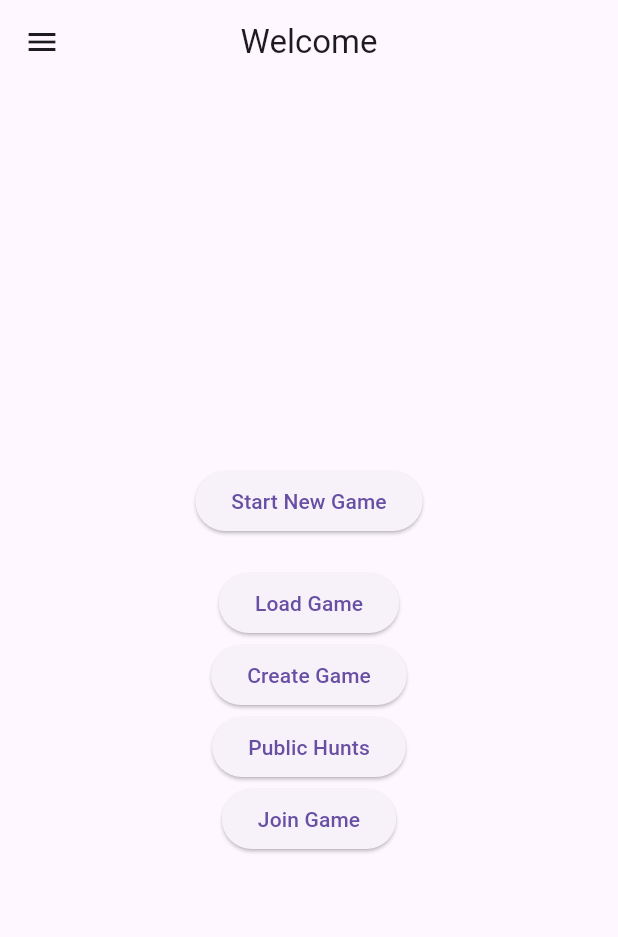
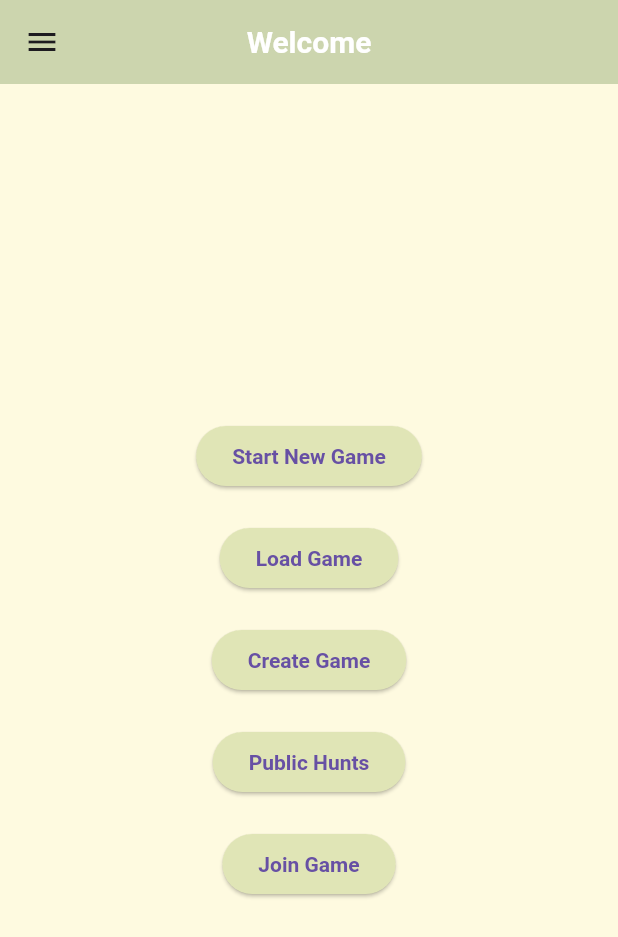
Before and after one commit to Sumanth1997/GemAI_Dev, a Flutter app: the screen it shows once a user with an empty profile is signed in, on a phone screen of 412 x 824 dp. Shown: the top 937 px of the screen. Run offline on Flutter 3.47's test engine with Material 3 defaults, Android fonts, the phone set to English and light mode, and no system bars; our stand-ins replace card_swiper, cloud_firestore, confetti, firebase_auth, firebase_core, firebase_storage and 11 more; missing offline and left inert: firebase_ui_auth, firebase_ui_oauth_google, maps_launcher; accounts and stored records are empty; generated files the repository leaves out were written again.

Commit message:
Color theme feature

```diff
--- a/scavhunt/lib/Pages/difficulty_level.dart
+++ b/scavhunt/lib/Pages/difficulty_level.dart
@@ -36,7 +36,6 @@ class DifficultyLevel extends StatelessWidget {
           style: TextStyle(color: Colors.white),
         ),
         automaticallyImplyLeading: false,
-        backgroundColor: Colors.black,
         centerTitle: true,
         leading: Builder(
           builder: (context) {
--- a/scavhunt/lib/Pages/drawer.dart
+++ b/scavhunt/lib/Pages/drawer.dart
@@ -10,6 +10,7 @@ import 'package:namer_app/Pages/auth_gate.dart';
 import 'package:namer_app/Pages/grid_list.dart';
 import 'package:namer_app/Pages/main.dart';
 import 'package:namer_app/Pages/scoreboard.dart';
+import 'package:namer_app/Pages/theme.dart';
 import 'package:namer_app/Pages/tracker.dart';
 import 'package:cloud_firestore/cloud_firestore.dart';
 import 'package:shared_preferences/shared_preferences.dart';
@@ -154,12 +155,13 @@ class _AppDrawerState extends State<AppDrawer> {
         user?.email ?? 'No email'; // Get email or default to 'No email'
 
     return Drawer(
+      backgroundColor: Theme.of(context).scaffoldBackgroundColor,
       child: ListView(
         padding: EdgeInsets.zero,
         children: [
           UserAccountsDrawerHeader(
             decoration: BoxDecoration(
-              color: _isDarkMode ? Colors.grey[900] : Colors.blue,
+              color: Theme.of(context).appBarTheme.backgroundColor,
             ),
             accountName: Padding(
               padding:
@@ -215,9 +217,6 @@ class _AppDrawerState extends State<AppDrawer> {
           ListTile(
             title: Text(
               AppLocalizations.of(context)?.heatMap ?? 'Heat Map',
-              style: TextStyle(
-                color: _isDarkMode ? Colors.white : Colors.black,
-              ),
             ),
             onTap: () {
               Navigator.push(
@@ -229,9 +228,6 @@ class _AppDrawerState extends State<AppDrawer> {
           ListTile(
             title: Text(
               AppLocalizations.of(context)?.scoreboard ?? 'Scoreboard',
-              style: TextStyle(
-                color: _isDarkMode ? Colors.white : Colors.black,
-              ),
             ),
             onTap: () {
               Navigator.push(
@@ -242,10 +238,7 @@ class _AppDrawerState extends State<AppDrawer> {
           ),
           ListTile(
             title: Text(
-              AppLocalizations.of(context)?.friends ?? 'Scoreboard',
-              style: TextStyle(
-                color: _isDarkMode ? Colors.white : Colors.black,
-              ),
+              AppLocalizations.of(context)?.friends ?? 'Friends',
             ),
             onTap: () {
               Navigator.push(
@@ -332,15 +325,3 @@ class _AppDrawerState extends State<AppDrawer> {
     );
   }
 }
-
-// Create a ThemeProvider class to manage the theme
-class ThemeProvider extends ChangeNotifier {
-  bool _isDarkMode = false;
-
-  bool get isDarkMode => _isDarkMode;
-
-  void toggleTheme() {
-    _isDarkMode = !_isDarkMode;
-    notifyListeners();
-  }
-}
--- a/scavhunt/lib/Pages/main.dart
+++ b/scavhunt/lib/Pages/main.dart
@@ -2,8 +2,7 @@ import 'package:firebase_core/firebase_core.dart';
 import 'package:flutter/material.dart';
 import 'package:flutter_localizations/flutter_localizations.dart';
 import 'package:namer_app/Pages/auth_gate.dart';
-import 'package:namer_app/Pages/drawer.dart';
-
+import 'package:namer_app/Pages/theme.dart';
 import 'package:namer_app/firebase_options.dart';
 import 'package:namer_app/l10n/l10n.dart';
 import 'package:shared_preferences/shared_preferences.dart';
@@ -28,13 +27,11 @@ void main() async {
   runApp(
     MultiProvider(
       providers: [
-        ChangeNotifierProvider.value(
-          value: localeProvider,
-          child: MyApp(),
+        ChangeNotifierProvider(
+          create: (context) => localeProvider, // Provide LocaleProvider
         ),
         ChangeNotifierProvider(
-          create: (context) => ThemeProvider(),
-          child: MyApp(),
+          create: (context) => ThemeProvider(), // Provide ThemeProvider
         ),
       ],
       child: MyApp(),
@@ -51,9 +48,7 @@ class MyApp extends StatelessWidget {
       builder: (context, localeProvider, child) {
         return MaterialApp(
           title: 'Namer App',
-          theme: Provider.of<ThemeProvider>(context).isDarkMode
-              ? ThemeData.dark() // Use dark theme if dark mode is enabled
-              : ThemeData.light(),
+          theme: Provider.of<ThemeProvider>(context).currentTheme,
           // home: MyHomePage(),
           supportedLocales: L10n.all,
           localizationsDelegates: [
--- a/scavhunt/lib/Pages/new_game.dart
+++ b/scavhunt/lib/Pages/new_game.dart
@@ -23,7 +23,6 @@ class NewGame extends StatefulWidget {
 }
 
 class _NewGameState extends State<NewGame> {
-
   @override
   void initState() {
     super.initState();
@@ -49,6 +48,7 @@ class _NewGameState extends State<NewGame> {
   @override
   Widget build(BuildContext context) {
     // final localizations = AppLocalizations.of(context);
+
     return Scaffold(
       appBar: AppBar(
         title: Text(AppLocalizations.of(context)?.welcome ?? 'Welcome'),
@@ -65,7 +65,8 @@ class _NewGameState extends State<NewGame> {
                 showDialog(
                   context: context,
                   builder: (context) => AlertDialog(
-                    title: Text(AppLocalizations.of(context)?.selectCategory ?? 'Select Category'),
+                    title: Text(AppLocalizations.of(context)?.selectCategory ??
+                        'Select Category'),
                     content: Column(
                       mainAxisSize: MainAxisSize.min,
                       children: [
@@ -74,7 +75,9 @@ class _NewGameState extends State<NewGame> {
                             Navigator.pop(context); // Close dialog
                             navigateToDifficultyLevel(context, 'restaurants');
                           },
-                          child: Text(AppLocalizations.of(context)?.restaurants ?? 'Restaurants'),
+                          child: Text(
+                              AppLocalizations.of(context)?.restaurants ??
+                                  'Restaurants'),
                         ),
                         ElevatedButton(
                           onPressed: () {
@@ -82,14 +85,18 @@ class _NewGameState extends State<NewGame> {
                             navigateToDifficultyLevel(
                                 context, 'Tourist Places');
                           },
-                          child: Text(AppLocalizations.of(context)?.touristPlaces ?? 'Tourist Places'),
+                          child: Text(
+                              AppLocalizations.of(context)?.touristPlaces ??
+                                  'Tourist Places'),
                         ),
                       ],
                     ),
                   ),
                 );
               },
-              child: Text(AppLocalizations.of(context)?.startNewGame ?? 'Start New Game'),
+              child: Text(
+                AppLocalizations.of(context)?.startNewGame ?? 'Start New Game',
+              ),
             ),
             const SizedBox(height: 20), // Add some spacing between buttons
             // In new_game.dart
@@ -98,9 +105,10 @@ class _NewGameState extends State<NewGame> {
               onPressed: () async {
                 await _loadAndNavigateToClues(context);
               },
-              child: Text(AppLocalizations.of(context)?.loadGame ?? 'Load Game'),
+              child:
+                  Text(AppLocalizations.of(context)?.loadGame ?? 'Load Game'),
             ),
-
+            const SizedBox(height: 20),
             ElevatedButton(
               onPressed: () {
                 Navigator.push(
@@ -111,8 +119,10 @@ class _NewGameState extends State<NewGame> {
                   ),
                 );
               },
-              child: Text(AppLocalizations.of(context)?.createHunt ?? 'Create Hunt'),
+              child: Text(
+                  AppLocalizations.of(context)?.createHunt ?? 'Create Hunt'),
             ),
+            const SizedBox(height: 20),
             ElevatedButton(
               onPressed: () {
                 Navigator.push(
@@ -123,8 +133,10 @@ class _NewGameState extends State<NewGame> {
                   ),
                 );
               },
-              child: Text(AppLocalizations.of(context)?.publicHunts ?? 'Public Hunts'),
+              child: Text(
+                  AppLocalizations.of(context)?.publicHunts ?? 'Public Hunts'),
             ),
+            const SizedBox(height: 20),
             ElevatedButton(
               onPressed: () {
                 Navigator.push(
@@ -134,7 +146,8 @@ class _NewGameState extends State<NewGame> {
                   ),
                 );
               },
-              child: Text(AppLocalizations.of(context)?.joinGame ?? 'Join Game'),
+              child:
+                  Text(AppLocalizations.of(context)?.joinGame ?? 'Join Game'),
             ),
           ],
         ),
@@ -160,8 +173,7 @@ class _NewGameState extends State<NewGame> {
     // Load isAnswerSubmittedList
     List<bool> isAnswerSubmittedList = [];
     for (int i = 0; i < loadedRestaurantList.length; i++) {
-      isAnswerSubmittedList
-          .add(prefs.getBool('isAnswered_$i') ?? false);
+      isAnswerSubmittedList.add(prefs.getBool('isAnswered_$i') ?? false);
     }
 
     // 2. Navigate to Clues, passing the loaded game data
@@ -173,7 +185,8 @@ class _NewGameState extends State<NewGame> {
           restaurants: loadedRestaurantList.cast<String>().toList(),
           cluesList: loadedCluesList,
           currentIndex: currentGameIndex,
-          isAnswerSubmittedList: isAnswerSubmittedList, difficulty_level: '',
+          isAnswerSubmittedList: isAnswerSubmittedList,
+          difficulty_level: '',
         ),
       ),
     );
--- /dev/null
+++ b/scavhunt/lib/Pages/theme.dart
@@ -0,0 +1,104 @@
+import 'package:flutter/material.dart';
+import 'package:google_fonts/google_fonts.dart';
+
+class ThemeProvider extends ChangeNotifier {
+  bool _isDarkMode = false;
+
+  // Define color schemes for light and dark mode
+  ThemeData get lightTheme => ThemeData(
+    brightness: Brightness.light,
+    primaryColor: Colors.blue, // Example primary color
+    hintColor: Colors.grey, // Example accent color
+    scaffoldBackgroundColor: Color(0xFFFEFAE0), // Example background color
+    appBarTheme: AppBarTheme(
+      backgroundColor: Color(0xFFCCD5AE), // Customize app bar background
+      titleTextStyle: TextStyle(
+        color: Colors.white,
+        fontWeight: FontWeight.bold, // Customize app bar title text color
+        fontSize: 20, // Customize app bar title font size
+      ),
+    ),
+    textTheme: TextTheme(
+      displayLarge: GoogleFonts.openSans(
+        textStyle: TextStyle(
+          fontSize: 24,
+          fontWeight: FontWeight.bold,
+          color: Colors.black,
+        ),
+      ),
+      bodyLarge: GoogleFonts.openSans(
+        textStyle: TextStyle(
+          fontSize: 16
+        ),
+      ),
+    ),
+    elevatedButtonTheme: ElevatedButtonThemeData(
+      style: ElevatedButton.styleFrom(
+        backgroundColor: Color(0xFFE0E5B6), // Customize button background color
+        textStyle: TextStyle(
+          color:Colors.white,
+          fontWeight: FontWeight.bold,// Customize button text color
+        ),
+      ),
+    ),
+    cardTheme: CardTheme(
+      color: Colors.white, // Customize card background color
+      elevation: 2, // Customize card elevation
+      shape: RoundedRectangleBorder(
+        borderRadius: BorderRadius.circular(10), // Customize card border radius
+      ),
+    ),
+    // ... other light theme customizations
+  );
+
+  ThemeData get darkTheme => ThemeData(
+    brightness: Brightness.dark,
+    primaryColor: Colors.purple, // Example primary color for dark mode
+    hintColor: Colors.orange, // Example accent color for dark mode
+    scaffoldBackgroundColor: Color(0xFF346751), // Example background color for dark mode
+    appBarTheme: AppBarTheme(
+      backgroundColor: Color(0xFF161616), // Customize app bar background
+      titleTextStyle: TextStyle(
+        color: Colors.white, // Customize app bar title text color
+        fontSize: 20, // Customize app bar title font size
+      ),
+    ),
+    textTheme: TextTheme(
+      displayLarge: GoogleFonts.openSans(
+        textStyle: TextStyle(
+          fontSize: 24,
+          fontWeight: FontWeight.bold,
+          color: Colors.black,
+        ),
+      ),
+      bodyLarge: GoogleFonts.openSans(
+        textStyle: TextStyle(
+          fontSize: 16,
+          color: Colors.black,
+        ),
+      ),
+    ),
+    elevatedButtonTheme: ElevatedButtonThemeData(
+      style: ElevatedButton.styleFrom( // Customize button background color
+        textStyle: TextStyle(
+          color: Color(0xFFC84B31), // Customize button text color
+        ),
+      ),
+    ),
+    cardTheme: CardTheme( // Customize card background color for dark mode
+      elevation: 2, // Customize card elevation
+      shape: RoundedRectangleBorder(
+        borderRadius: BorderRadius.circular(10), // Customize card border radius
+      ),
+    ),
+
+    // ... other dark theme customizations
+  );
+
+  ThemeData get currentTheme => _isDarkMode ? darkTheme : lightTheme;
+
+  void toggleTheme() {
+    _isDarkMode = !_isDarkMode;
+    notifyListeners();
+  }
+}
```
